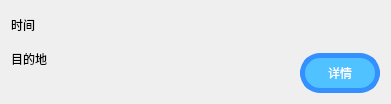
reflux18d/MaiGO, file ui_class/record_interface.ui: the form before one commit.
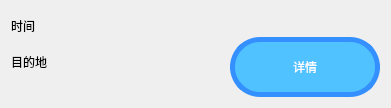
The form after the commit.

Diff of the .ui file:
```diff
--- a/ui_class/record_interface.ui
+++ b/ui_class/record_interface.ui
@@ -7,7 +7,7 @@
     <x>0</x>
     <y>0</y>
     <width>391</width>
-    <height>104</height>
+    <height>108</height>
    </rect>
   </property>
   <property name="sizePolicy">
@@ -90,19 +90,19 @@
          </property>
          <property name="minimumSize">
           <size>
-           <width>80</width>
-           <height>40</height>
+           <width>150</width>
+           <height>60</height>
           </size>
          </property>
          <property name="maximumSize">
           <size>
-           <width>80</width>
-           <height>40</height>
+           <width>150</width>
+           <height>60</height>
           </size>
          </property>
          <property name="styleSheet">
           <string notr="true">font: 14pt &quot;黑体&quot;;
-border-radius: 20px;      /* 圆角半径（像素） */
+border-radius: 30px;      /* 圆角半径（像素） */
     background-color:rgb(80, 194, 255);
     color: white;             /* 文字颜色 */
     border: 5px solid rgb(53, 144, 255); /* 边框样式 */</string>
```
